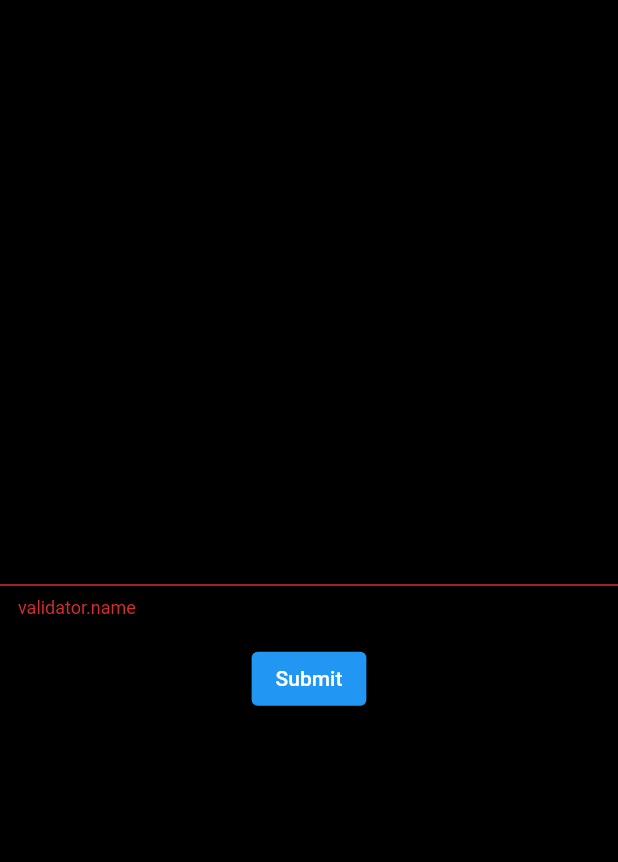
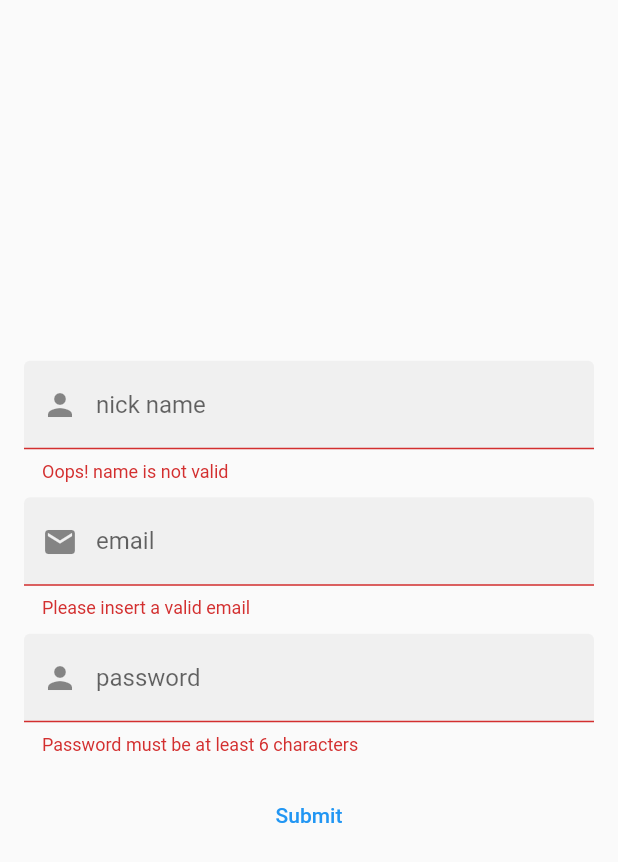
Before and after one commit to sukie2/flutter-smash-it-fantasy-league, a Flutter app: the screen it shows after launch, after a tap on "Submit", on a phone screen of 412 x 824 dp. Shown: the top 862 px of the screen. Run offline on Flutter 3.47's test engine with Material 2 defaults, Android fonts, the phone set to English and light mode, and no system bars; our stand-ins replace get, google_fonts.

Commit message:
Refactoring, removing themes Sign up UI

```diff
--- a/lib/helpers/validator.dart
+++ b/lib/helpers/validator.dart
@@ -8,7 +8,7 @@ class Validator {
     String pattern = r'^[a-zA-Z0-9.]+@[a-zA-Z0-9]+\.[a-zA-Z]+';
     RegExp regex = RegExp(pattern);
     if (!regex.hasMatch(value!))
-      return 'validator.email'.tr;
+      return 'Please insert a valid email';
     else
       return null;
   }
@@ -17,7 +17,7 @@ class Validator {
     String pattern = r'^.{6,}$';
     RegExp regex = RegExp(pattern);
     if (!regex.hasMatch(value!))
-      return 'validator.password'.tr;
+      return 'Password must be at least 6 characters';
     else
       return null;
   }
@@ -26,7 +26,7 @@ class Validator {
     String pattern = r"^[a-zA-Z]+(([',. -][a-zA-Z ])?[a-zA-Z]*)*$";
     RegExp regex = RegExp(pattern);
     if (!regex.hasMatch(value!))
-      return 'validator.name'.tr;
+      return 'Oops! name is not valid';
     else
       return null;
   }
--- a/lib/smash_it_app.dart
+++ b/lib/smash_it_app.dart
@@ -1,5 +1,4 @@
 import 'package:flutter/material.dart';
-import 'package:smash_it/theme/themes.dart';
 import 'package:smash_it/ui/auth/sign_up_screen.dart';
 
 class SmashItApp extends StatefulWidget {
@@ -11,19 +10,8 @@ class SmashItApp extends StatefulWidget {
 
 class _SmashItAppState extends State<SmashItApp> {
   @override
-  void initState() {
-    super.initState();
-    currentTheme.addListener(() {
-      setState(() {});
-    });
-  }
-
-  @override
   Widget build(BuildContext context) {
     return MaterialApp(
-      theme: CustomTheme.lightTheme,
-      darkTheme: CustomTheme.darkTheme,
-      themeMode: currentTheme.currentTheme,
       home: Scaffold(
         body: SignUpScreen(),
       ),
--- a/lib/theme/themes.dart
+++ /dev/null
@@ -1,32 +0,0 @@
-import 'package:flutter/material.dart';
-
-CustomTheme currentTheme = CustomTheme();
-
-class CustomTheme with ChangeNotifier {
-  static bool _isDarkTheme = false;
-  ThemeMode get currentTheme => _isDarkTheme ? ThemeMode.dark : ThemeMode.light;
-
-  void toggleTheme() {
-    _isDarkTheme = !_isDarkTheme;
-    notifyListeners();
-  }
-
-  static ThemeData get lightTheme {
-    return ThemeData(
-      primaryColor: Colors.blue[600],
-      backgroundColor: Colors.white,
-      scaffoldBackgroundColor: Colors.white,
-      textTheme: TextTheme(
-          bodyText1: TextStyle(color: Colors.blue),
-          bodyText2: TextStyle(color: Colors.blue)),
-    );
-  }
-
-  static ThemeData get darkTheme {
-    return ThemeData(
-      primaryColor: Colors.red,
-      backgroundColor: Colors.white,
-      scaffoldBackgroundColor: Colors.white,
-    );
-  }
-}
--- a/lib/ui/auth/sign_up_screen.dart
+++ b/lib/ui/auth/sign_up_screen.dart
@@ -1,4 +1,6 @@
+import 'package:flutter/cupertino.dart';
 import 'package:flutter/material.dart';
+import 'package:flutter/services.dart';
 import 'package:smash_it/helpers/validator.dart';
 import 'package:smash_it/ui/widgets/form_input_field_with_icon.dart';
 
@@ -10,7 +12,7 @@ class SignUpScreen extends StatelessWidget {
     return Form(
       key: _formKey,
       child: Container(
-        color: Colors.black,
+        padding: EdgeInsets.all(16),
         child: Column(
           mainAxisAlignment: MainAxisAlignment.center,
           children: [
@@ -22,14 +24,34 @@ class SignUpScreen extends StatelessWidget {
               onSaved: (value) {},
               controller: TextEditingController(),
             ),
+            SizedBox(height: 10),
+            FormInputFieldWithIcon(
+              iconPrefix: Icons.email,
+              labelText: 'email',
+              validator: Validator().email,
+              onChanged: (value) => null,
+              onSaved: (value) {},
+              controller: TextEditingController(),
+            ),
+            SizedBox(height: 10),
+            FormInputFieldWithIcon(
+              iconPrefix: Icons.person,
+              labelText: 'password',
+              validator: Validator().password,
+              onChanged: (value) => null,
+              onSaved: (value) {},
+              obscureText: true,
+              maxLines: 1,
+              controller: TextEditingController(),
+            ),
             Padding(
               padding: const EdgeInsets.symmetric(vertical: 16.0),
-              child: ElevatedButton(
-                onPressed: () {
+              child: TextButton(
+                onPressed: () async {
                   if (_formKey.currentState!.validate()) {
-                    ScaffoldMessenger.of(context).showSnackBar(
-                      const SnackBar(content: Text('Processing Data')),
-                    );
+                    SystemChannels.textInput.invokeMethod(
+                        'TextInput.hide'); //to hide the keyboard - if any
+                    // authController.registerWithEmailAndPassword(context);
                   }
                 },
                 child: const Text('Submit'),
```
